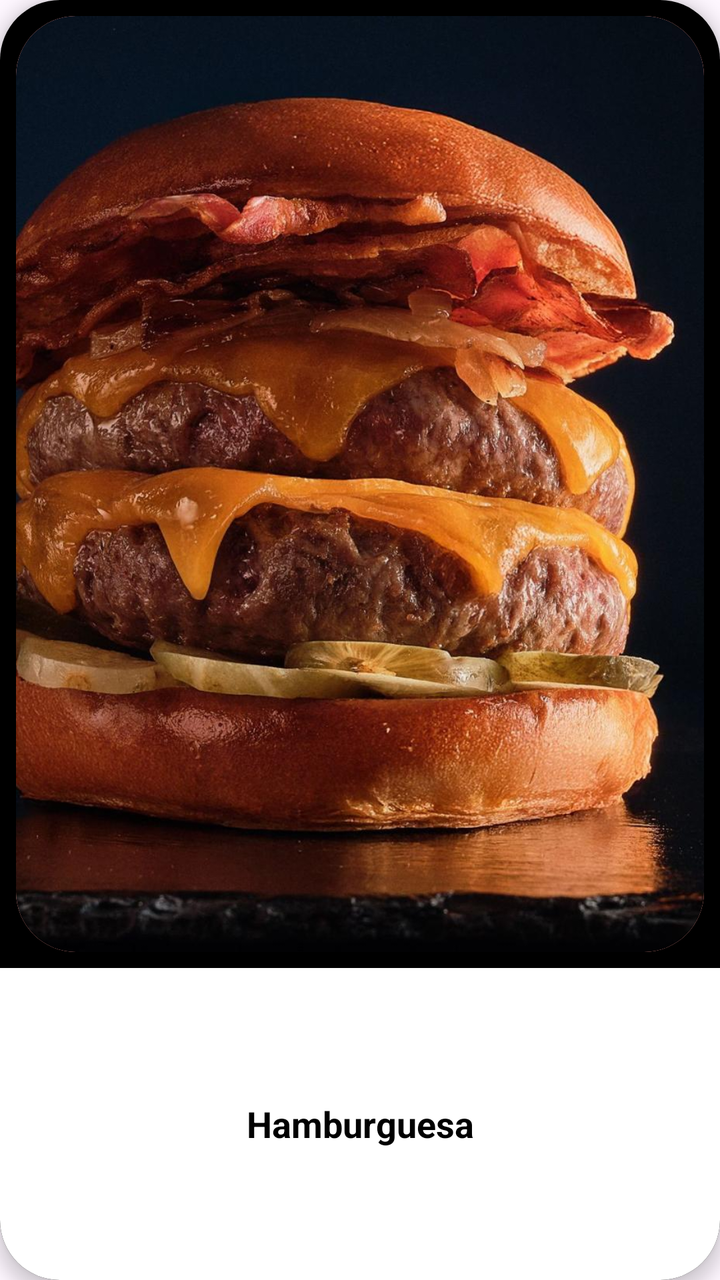
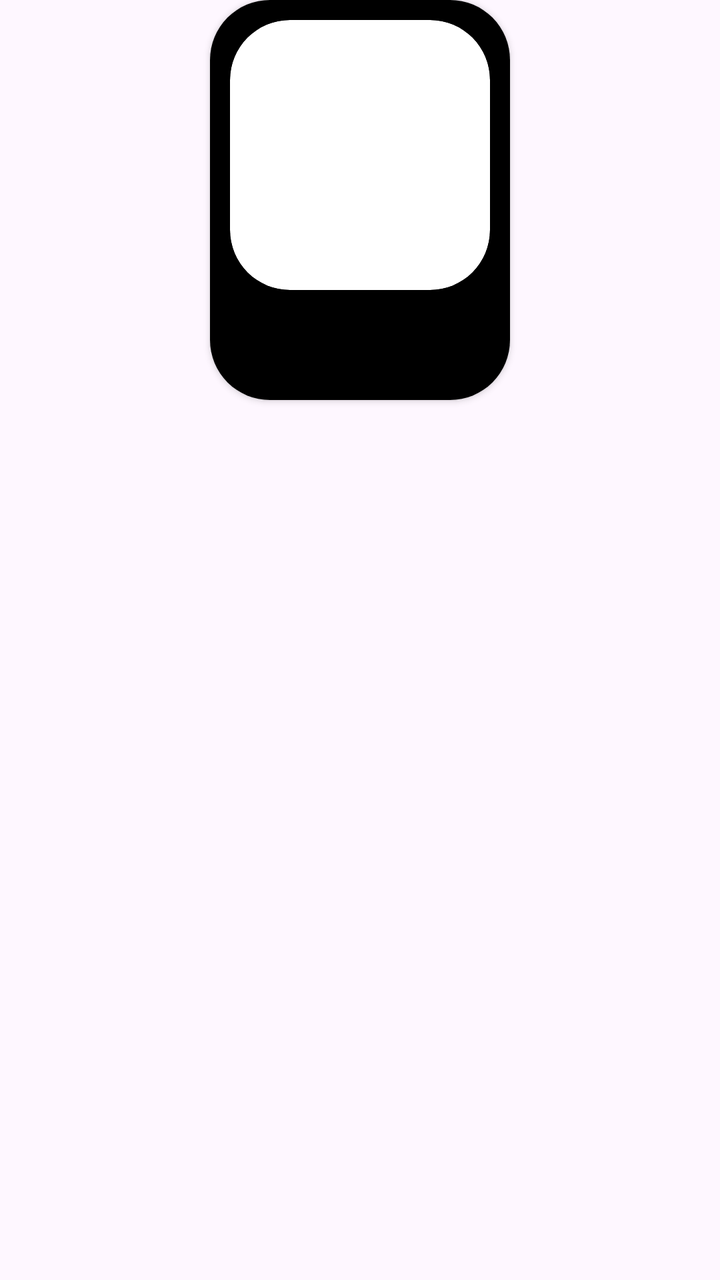

Screens rendered from an Android XML layout before and after an edit, with the pre-edit source and the edit as a unified diff.
<!-- AndroidManifest.xml: application theme Theme.LaPosada -->
<!-- res/layout/item_food.xml -->
<?xml version="1.0" encoding="utf-8"?>
<androidx.cardview.widget.CardView xmlns:android="http://schemas.android.com/apk/res/android"
    xmlns:app="http://schemas.android.com/apk/res-auto"
    android:layout_width="match_parent"
    android:layout_height="190dp"
    android:layout_margin="8dp"
    app:cardCornerRadius="30dp"
    app:cardElevation="5dp">

    <LinearLayout
        android:layout_width="match_parent"
        android:layout_height="match_parent"
        android:orientation="vertical"
        android:background="@color/black"
        android:weightSum="100">

        <androidx.cardview.widget.CardView
            android:layout_width="match_parent"
            android:layout_height="0dp"
            android:layout_weight="75"
            app:cardCornerRadius="30dp"
            android:layout_margin="8dp"
            app:cardElevation="0dp">

            <LinearLayout
                android:layout_width="match_parent"
                android:layout_height="match_parent"
                android:orientation="vertical"
                android:background="@color/pastel_red"
                android:gravity="center">

                <ImageView
                    android:id="@+id/imageViewFood"
                    android:layout_width="match_parent"
                    android:layout_height="match_parent"
                    android:scaleType="centerCrop"
                    android:src="@drawable/hamburguesaa"
                    android:contentDescription="Food Image" />
            </LinearLayout>

        </androidx.cardview.widget.CardView>

        <TextView
            android:id="@+id/textViewFoodName"
            android:layout_width="match_parent"
            android:layout_height="0dp"
            android:layout_weight="25"
            android:text="Hamburguesa"
            android:gravity="center"
            android:background="@color/white"
            android:textColor="@color/black"
            android:textSize="18sp"
            android:textStyle="bold" />

    </LinearLayout>

</androidx.cardview.widget.CardView>
<!-- resources referenced by this layout -->
<resources>
  <color name="black">#FF000000</color>
  <color name="pastel_red">#FF8A80</color>
  <color name="white">#FFFFFFFF</color>
  <!-- drawable hamburguesaa: jpg bitmap (drawable, 188990 bytes) -->
  <style name="Theme.LaPosada" parent="Base.Theme.LaPosada" />
  <style name="Base.Theme.LaPosada" parent="Theme.Material3.DayNight.NoActionBar">
          
          
      </style>
</resources>

<!-- the commit's change to res/layout/item_food.xml (unified diff, before → after) -->
@@ -1,57 +1,61 @@
 <?xml version="1.0" encoding="utf-8"?>
-<androidx.cardview.widget.CardView xmlns:android="http://schemas.android.com/apk/res/android"
+<LinearLayout xmlns:android="http://schemas.android.com/apk/res/android"
     xmlns:app="http://schemas.android.com/apk/res-auto"
     android:layout_width="match_parent"
-    android:layout_height="190dp"
-    android:layout_margin="8dp"
-    app:cardCornerRadius="30dp"
-    app:cardElevation="5dp">
+    android:layout_height="200dp"
+    android:orientation="vertical"
+    android:gravity="center_horizontal"
 
-    <LinearLayout
-        android:layout_width="match_parent"
-        android:layout_height="match_parent"
-        android:orientation="vertical"
-        android:background="@color/black"
-        android:weightSum="100">
+    >
 
-        <androidx.cardview.widget.CardView
+
+    <androidx.cardview.widget.CardView
+        android:id="@+id/cardView_tablesMenu"
+        android:layout_width="150dp"
+        android:layout_height="200dp"
+        app:layout_constraintTop_toTopOf="parent"
+        app:layout_constraintStart_toStartOf="parent"
+        app:layout_constraintEnd_toEndOf="parent"
+        app:cardCornerRadius="30dp"
+        >
+        <LinearLayout
             android:layout_width="match_parent"
-            android:layout_height="0dp"
-            android:layout_weight="75"
-            app:cardCornerRadius="30dp"
-            android:layout_margin="8dp"
-            app:cardElevation="0dp">
+            android:layout_height="match_parent"
+            android:orientation="vertical"
+            android:background="@color/black"
+            android:weightSum="100"
+            >
+            <androidx.cardview.widget.CardView
+                android:layout_width="match_parent"
+                android:layout_height="0dp"
+                android:layout_weight="75"
+                app:cardCornerRadius="30dp"
+                android:layout_margin="10dp"
+                >
 
-            <LinearLayout
-                android:layout_width="match_parent"
-                android:layout_height="match_parent"
-                android:orientation="vertical"
-                android:background="@color/pastel_red"
-                android:gravity="center">
-
-                <ImageView
-                    android:id="@+id/imageViewFood"
+                <LinearLayout
+                    android:id="@+id/linearLayout_foodImage"
                     android:layout_width="match_parent"
                     android:layout_height="match_parent"
-                    android:scaleType="centerCrop"
-                    android:src="@drawable/hamburguesaa"
-                    android:contentDescription="Food Image" />
-            </LinearLayout>
+                    android:orientation="vertical"
 
-        </androidx.cardview.widget.CardView>
+                    >
+                </LinearLayout>
 
-        <TextView
-            android:id="@+id/textViewFoodName"
-            android:layout_width="match_parent"
-            android:layout_height="0dp"
-            android:layout_weight="25"
-            android:text="Hamburguesa"
-            android:gravity="center"
-            android:background="@color/white"
-            android:textColor="@color/black"
-            android:textSize="18sp"
-            android:textStyle="bold" />
+            </androidx.cardview.widget.CardView>
+            <TextView
+                android:id="@+id/textView_foodName"
+                android:layout_width="match_parent"
+                android:layout_height="0dp"
+                android:layout_weight="25"
+                android:gravity="center|top"
+                android:textSize="20sp"
+                android:textColor="@color/white"
 
-    </LinearLayout>
+                />
 
-</androidx.cardview.widget.CardView>
+        </LinearLayout>
+
+    </androidx.cardview.widget.CardView>
+
+</LinearLayout>
<!-- resource entries referenced after the edit -->
@@ -1,9 +1,7 @@
 <!-- resources referenced by this layout -->
 <resources>
   <color name="black">#FF000000</color>
-  <color name="pastel_red">#FF8A80</color>
   <color name="white">#FFFFFFFF</color>
-  <!-- drawable hamburguesaa: jpg bitmap (drawable, 188990 bytes) -->
   <style name="Theme.LaPosada" parent="Base.Theme.LaPosada" />
   <style name="Base.Theme.LaPosada" parent="Theme.Material3.DayNight.NoActionBar">
           
